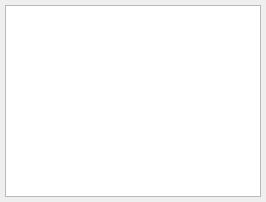
Before: the Qt Designer form src/MotionControl/Pages/SystemConfigWidget.ui in shizhan-shelly/MotionControl, drawn with Qt 5.
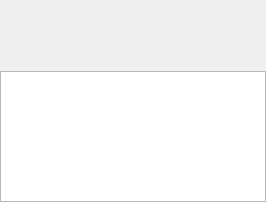
After: the same form once the commit is applied. Custom widgets are drawn as their Qt base class.

Commit message: Design signal of arrangeKeywordFilter() to change the keyword filter according to vendor.

Patch:
```diff
--- a/src/MotionControl/Pages/SystemConfigWidget.ui
+++ b/src/MotionControl/Pages/SystemConfigWidget.ui
@@ -13,13 +13,16 @@
   <property name="windowTitle">
    <string>Form</string>
   </property>
-  <layout class="QVBoxLayout" name="verticalLayout">
+  <layout class="QVBoxLayout" name="verticalLayout" stretch="1,2">
    <property name="spacing">
     <number>5</number>
    </property>
    <property name="margin">
-    <number>5</number>
+    <number>0</number>
    </property>
+   <item>
+    <widget class="SystemConfigFilterView" name="filter_view_" native="true"/>
+   </item>
    <item>
     <widget class="SystemConfigTableView" name="table_view_"/>
    </item>
@@ -31,6 +34,12 @@
    <extends>QTableView</extends>
    <header>SystemConfigTableView.h</header>
   </customwidget>
+  <customwidget>
+   <class>SystemConfigFilterView</class>
+   <extends>QWidget</extends>
+   <header>SystemConfigFilterView.h</header>
+   <container>1</container>
+  </customwidget>
  </customwidgets>
  <resources/>
  <connections/>
```
The commit also changes 1 other file.
